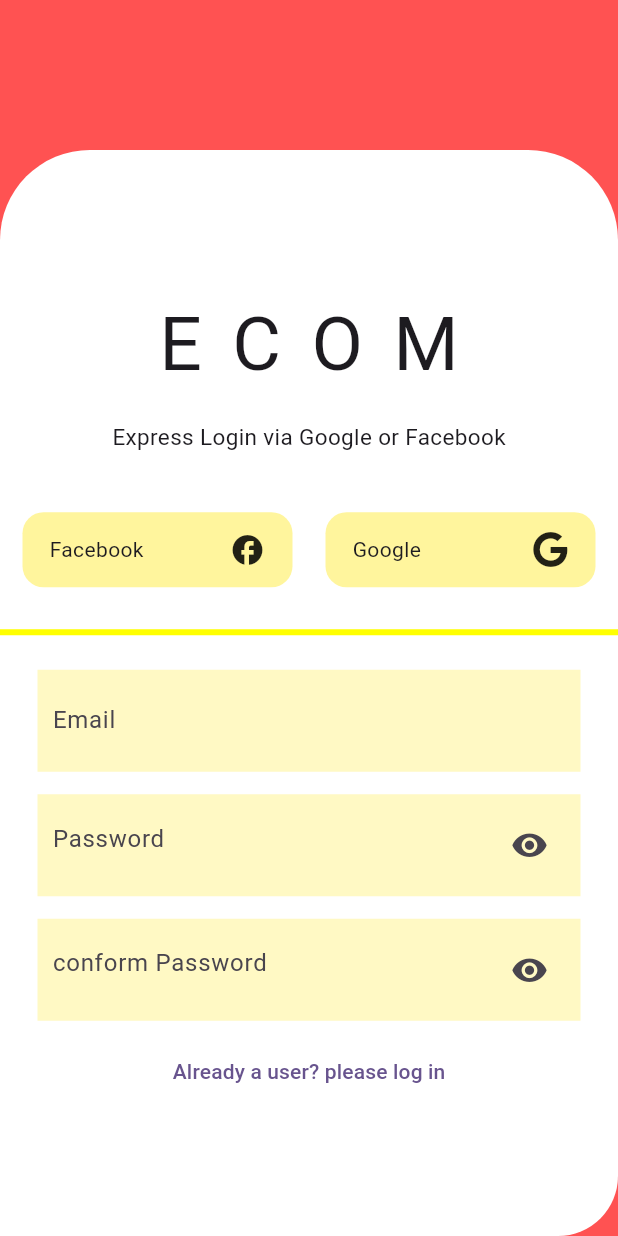
After one commit to althafks404/Ecommerce_App_Project, a Flutter app: the Register screen opened directly, on a phone screen of 412 x 824 dp. The commit adds this screen. Run offline on Flutter 3.47's test engine with Material 2 defaults, Android fonts, the phone set to English and light mode, and no system bars; our stand-ins replace font_awesome_flutter, progress_state_button, rive, salomon_bottom_bar.

Commit message:
new commit

```diff
--- /dev/null
+++ b/lib/pages/Register page/registerpage.dart
@@ -0,0 +1,134 @@
+import 'package:ecommerceproject/pages/loginpage/loginpage.dart';
+import 'package:flutter/material.dart';
+import '../../widget/custombox.dart';
+import 'package:font_awesome_flutter/font_awesome_flutter.dart';
+class Register extends StatefulWidget {
+  const Register({super.key});
+
+  @override
+  State<Register> createState() => _RegisterState();
+}
+
+class _RegisterState extends State<Register> {
+  @override
+  Widget build(BuildContext context) {
+    return Scaffold(
+      backgroundColor: Colors.redAccent,
+      body:Column(
+        children: [
+          SizedBox(height:100),
+          Expanded(
+            child: Container(
+              decoration: BoxDecoration(
+                color: Colors.white,
+                borderRadius: BorderRadius.only(topLeft: Radius.circular(60),topRight: Radius.circular(60),bottomRight: Radius.circular(40))
+              ),
+              child:Column(
+                mainAxisAlignment: MainAxisAlignment.center,
+                children: [
+                  SizedBox(height:8),
+                  Row(
+                    mainAxisAlignment: MainAxisAlignment.center,
+                    children: [
+                      customText("E"),
+                      SizedBox(width:20),
+                      customText("C"),
+                      SizedBox(width:20),
+                      customText("O"),
+                      SizedBox(width:20),
+                      customText("M"),
+                    ],
+                  ),
+                  Padding(
+                    padding:const EdgeInsets.all(15),
+                    child:Text("Express Login via Google or Facebook",style:TextStyle(fontSize: 15))
+                  ),
+                  SizedBox(height:10),
+                  Padding(
+                    padding:const EdgeInsets.all(15),
+                    child:Row(
+                      mainAxisAlignment: MainAxisAlignment.spaceBetween,
+                      children: [
+                        customBox(Icons.facebook,"Facebook"),
+                        customBox(FontAwesomeIcons.google,"Google")
+                      ],
+                    )
+                  ),
+                  Divider(
+                    thickness: 4,
+                    height:30,
+                    color:Colors.yellowAccent.shade200,
+                  ),
+                  SizedBox(height:10),
+                  Padding(
+                    padding:const EdgeInsets.symmetric(horizontal: 25),
+                    child:Container(
+                      padding:const EdgeInsets.all(10),
+                      color:Colors.yellow.shade100,
+                      child:TextFormField(
+                        decoration: InputDecoration(
+                          border: InputBorder.none,
+                          hintText:"Email",
+                        ),
+                      )
+                    )
+                  ),
+                  SizedBox(height:15),
+                  Padding(
+                    padding: const EdgeInsets.symmetric(horizontal: 25),
+                    child:Container(
+                      padding:const EdgeInsets.all(10),
+                      color:Colors.yellow.shade100,
+                      child:TextFormField(
+                        obscureText: true,
+                        decoration: InputDecoration(
+                          border: InputBorder.none,
+                          hintText: "Password",
+                          suffixIcon: IconButton(onPressed: () {},icon:Icon(Icons.visibility,size:25))
+                        ),
+                      )
+                    )
+                  ),
+                  SizedBox(height:15),
+                  Padding(
+                    padding:const EdgeInsets.symmetric(horizontal: 25),
+                    child:Container(
+                      padding:const EdgeInsets.all(10),
+                      color:Colors.yellow.shade100,
+                      child:TextFormField(
+                        obscureText: true,
+                        decoration: InputDecoration(
+                          border:InputBorder.none,
+                          hintText: "conform Password",
+                          suffixIcon: IconButton(onPressed: () {},icon:Icon(Icons.visibility,size: 25,))
+                        ),
+                      )
+                    )
+                  ),
+
+                  SizedBox(height:10),
+
+                  TextButton(onPressed: () {
+                    Navigator.of(context).push(MaterialPageRoute(builder: (context) => LoginPage() ));
+                  }, child: Text("Already a user? please log in")),
+
+
+                ],
+              )
+            ),
+          )
+        ],
+      )
+    );
+  }
+}
+
+Widget customText(text){
+  return Text(
+    text,style:TextStyle(fontSize: 50)
+  );
+}
+
+void main() {
+  runApp(MaterialApp(home:Register(),));
+}
--- a/pubspec.yaml
+++ b/pubspec.yaml
@@ -34,6 +34,10 @@ dependencies:
   lottie: ^2.6.0
   get: ^4.6.6
   badges: ^3.1.2
+  easy_sidemenu: ^0.5.0
+  salomon_bottom_bar: ^3.3.2
+  font_awesome_flutter: ^10.6.0
+  progress_state_button: ^1.0.4
 
 
   # The following adds the Cupertino Icons font to your application.
@@ -43,6 +47,7 @@ dependencies:
 dev_dependencies:
   flutter_test:
     sdk: flutter
+  font_awesome_flutter: ^10.6.0
 
   # The "flutter_lints" package below contains a set of recommended lints to
   # encourage good coding practices. The lint set provided by the package is
```
Also changed, not shown: lib/account page/accountPage.dart (added, +92 -0 lines), lib/homepage/homepage.dart (added, +31 -0 lines), lib/pages/appDrawer/appDrawer.dart (added, +109 -0 lines), lib/pages/bottomNavigationBar/bottomnavbar.dart (added, +56 -0 lines), lib/pages/loginpage/loginpage.dart (renamed from lib/loginpage/loginpage.dart, +6 -10 lines), lib/productpage/productpage.dart (added, +137 -0 lines), lib/searchpage/searchpage.dart (added, +12 -0 lines), lib/widget/custom_text_box.dart (renamed from lib/loginpage/widget/custom_text_box.dart), lib/widget/custombox.dart (renamed from lib/loginpage/widget/custombox.dart), lib/widget/sample.dart (added), pubspec.lock.
